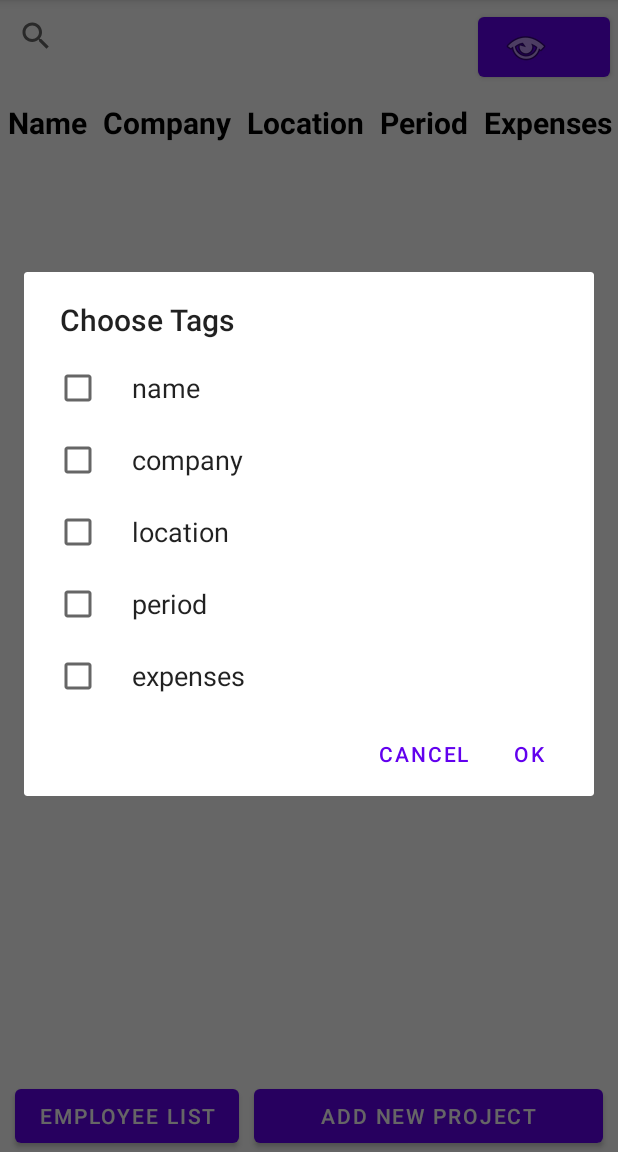
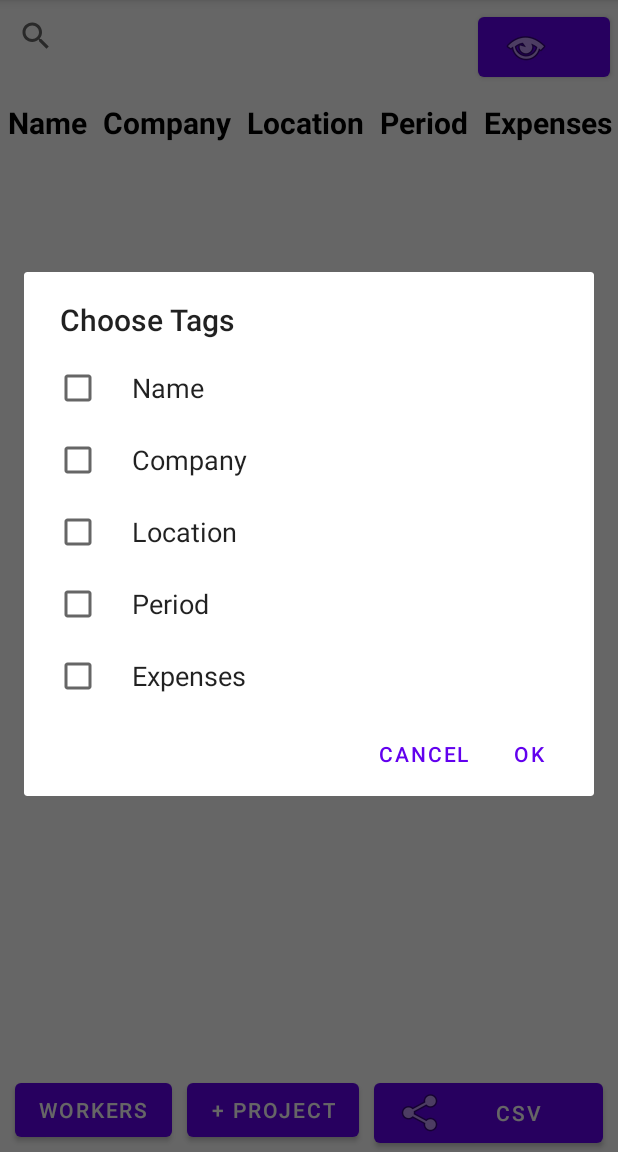
Before and after one commit to ronakpadia/WPWorkerManagement, an Android app: the screen it shows after launch (MainActivity), after a tap on an icon or button, on a phone screen of 412 x 824 dp, the part 84-1236 px from its top. Run offline under Robolectric (Android 15) with nearby library versions, the phone set to English and light mode, and no system bars; our stand-ins replace Firebase (no records; nobody signed in at launch, a user with empty details on screens opened directly).

Commit message:
Export CSV on MainActivity.java

```diff
--- a/app/src/main/res/layout/activity_main.xml
+++ b/app/src/main/res/layout/activity_main.xml
@@ -10,16 +10,14 @@
         android:layout_width="match_parent"
         android:layout_height="match_parent"
         app:layout_constraintBottom_toBottomOf="parent"
-        app:layout_constraintEnd_toEndOf="parent"
-        app:layout_constraintStart_toStartOf="parent"
-        app:layout_constraintTop_toTopOf="parent">
+        app:layout_constraintStart_toStartOf="parent">
 
         <LinearLayout
             android:id="@+id/linearLayout"
             android:layout_width="match_parent"
             android:layout_height="match_parent"
-            android:orientation="vertical"
-            android:layout_above="@+id/LL">
+            android:layout_above="@+id/LL"
+            android:orientation="vertical">
 
             <LinearLayout
                 android:layout_width="match_parent"
@@ -45,7 +43,7 @@
 
             <HorizontalScrollView
                 android:layout_width="match_parent"
-                android:layout_height="match_parent" >
+                android:layout_height="match_parent">
 
                 <ScrollView
                     android:layout_width="match_parent"
@@ -73,10 +71,10 @@
                                     android:layout_height="wrap_content"
                                     android:padding="5dp"
                                     android:text="Name"
+                                    android:textAppearance="?android:attr/textAppearanceMedium"
+                                    android:textColor="@color/black"
                                     android:textSize="20dp"
-                                    android:textStyle="bold"
-                                    android:textColor="@color/black"
-                                    android:textAppearance="?android:attr/textAppearanceMedium"></TextView>
+                                    android:textStyle="bold"></TextView>
 
                                 <TextView
                                     android:id="@+id/companyTag"
@@ -94,33 +92,33 @@
                                     android:layout_width="wrap_content"
                                     android:layout_height="wrap_content"
                                     android:padding="5dp"
+                                    android:text="Location"
+                                    android:textAppearance="?android:attr/textAppearanceMedium"
+                                    android:textColor="@color/black"
                                     android:textSize="20dp"
-                                    android:textStyle="bold"
-                                    android:textColor="@color/black"
-                                    android:text="Location"
-                                    android:textAppearance="?android:attr/textAppearanceMedium"></TextView>
+                                    android:textStyle="bold"></TextView>
 
                                 <TextView
                                     android:id="@+id/periodTag"
                                     android:layout_width="wrap_content"
                                     android:layout_height="wrap_content"
                                     android:padding="5dp"
+                                    android:text="Period"
+                                    android:textAppearance="?android:attr/textAppearanceMedium"
+                                    android:textColor="@color/black"
                                     android:textSize="20dp"
-                                    android:textStyle="bold"
-                                    android:textColor="@color/black"
-                                    android:text="Period"
-                                    android:textAppearance="?android:attr/textAppearanceMedium"></TextView>
+                                    android:textStyle="bold"></TextView>
 
                                 <TextView
                                     android:id="@+id/expensesTag"
                                     android:layout_width="wrap_content"
                                     android:layout_height="wrap_content"
                                     android:padding="5dp"
+                                    android:text="Expenses"
+                                    android:textAppearance="?android:attr/textAppearanceMedium"
+                                    android:textColor="@color/black"
                                     android:textSize="20dp"
-                                    android:textStyle="bold"
-                                    android:textColor="@color/black"
-                                    android:text="Expenses"
-                                    android:textAppearance="?android:attr/textAppearanceMedium"></TextView>
+                                    android:textStyle="bold"></TextView>
 
                             </TableRow>
 
@@ -163,16 +161,25 @@
                 android:layout_height="wrap_content"
                 android:layout_gravity="end"
                 android:layout_marginLeft="10dp"
-                android:text="Employee List" />
+                android:text="Workers" />
 
             <Button
                 android:id="@+id/btnAddNewProject"
-                android:layout_width="match_parent"
+                android:layout_width="wrap_content"
                 android:layout_height="wrap_content"
                 android:layout_gravity="end"
                 android:layout_marginLeft="10dp"
                 android:layout_marginRight="10dp"
-                android:text="Add New Project" />
+                android:text="+ Project" />
+
+            <Button
+                android:id="@+id/btnExportProjectList"
+                android:layout_width="wrap_content"
+                android:layout_height="wrap_content"
+                android:layout_marginRight="10dp"
+                android:layout_weight="1"
+                android:drawableLeft="@android:drawable/ic_menu_share"
+                android:text="CSV" />
 
         </LinearLayout>
     </RelativeLayout>
--- /dev/null
+++ b/app/src/main/res/xml/provider_paths.xml
@@ -0,0 +1,5 @@
+<paths>
+    <files-path
+        name="exported_report"
+        path="."/>
+</paths>
```
Also changed, not shown: app/src/main/AndroidManifest.xml (+13 -0 lines), app/src/main/java/com/theinternetcompany/wpworkermanagement/MainActivity.java (+83 -2 lines).
